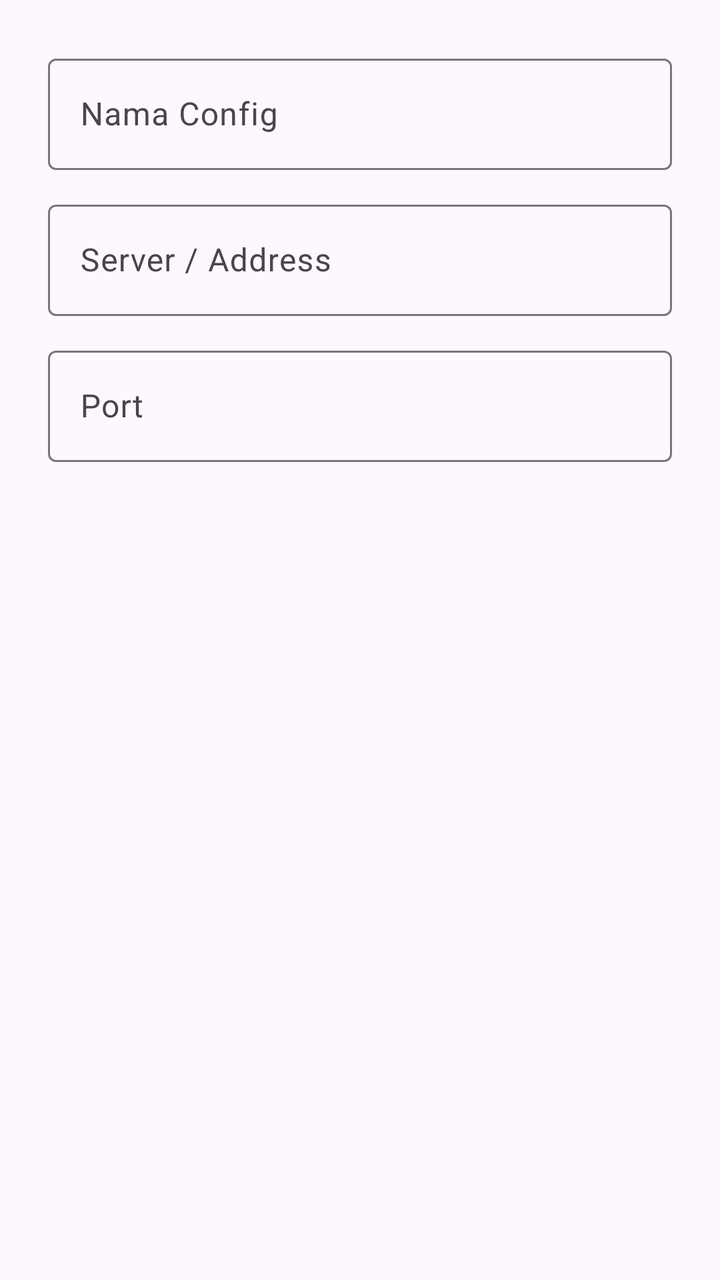
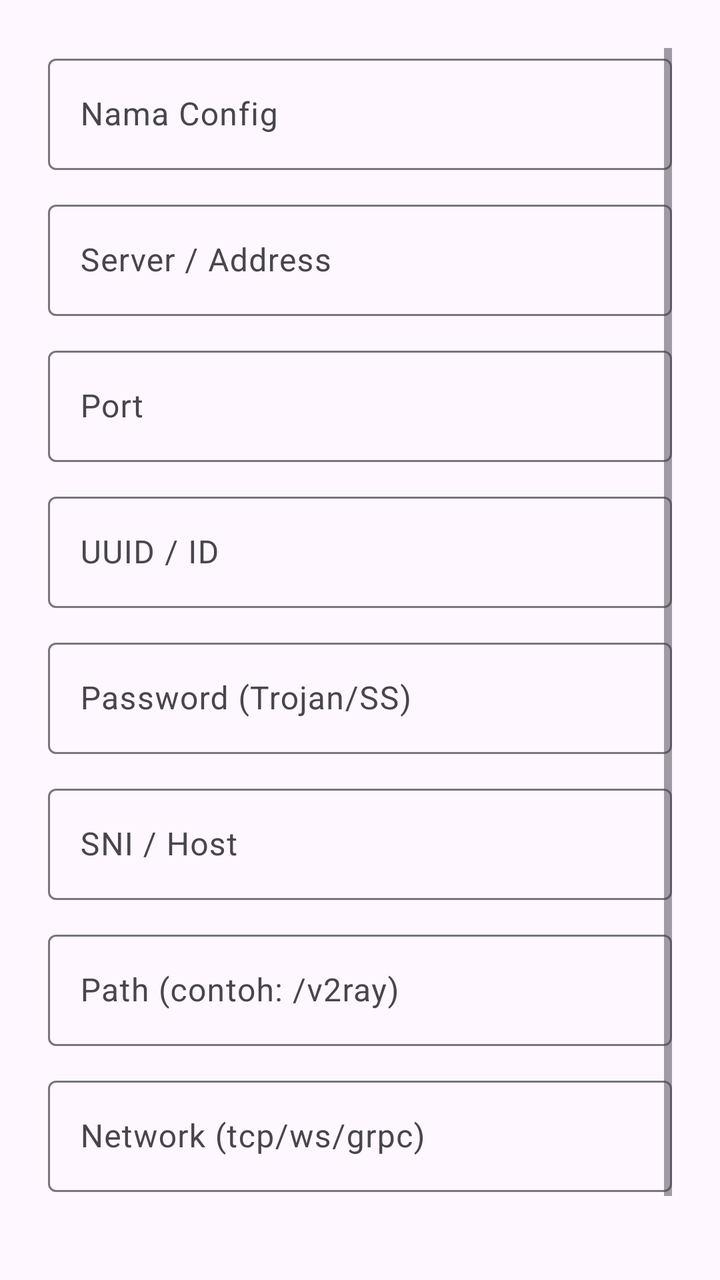

Screens rendered from an Android XML layout before and after an edit, with the pre-edit source and the edit as a unified diff.
<!-- AndroidManifest.xml: application theme Theme.XaillaClass -->
<!-- res/layout/dialog_edit_config.xml -->
<?xml version="1.0" encoding="utf-8"?>
<LinearLayout xmlns:android="http://schemas.android.com/apk/res/android"
    xmlns:app="http://schemas.android.com/apk/res-auto"
    android:layout_width="match_parent"
    android:layout_height="wrap_content"
    android:orientation="vertical"
    android:padding="24dp">

    <com.google.android.material.textfield.TextInputLayout
        android:layout_width="match_parent"
        android:layout_height="wrap_content"
        android:hint="Nama Config"
        app:boxBackgroundColor="?attr/colorSurface">
        <com.google.android.material.textfield.TextInputEditText
            android:id="@+id/etEditName"
            android:layout_width="match_parent"
            android:layout_height="wrap_content"/>
    </com.google.android.material.textfield.TextInputLayout>

    <com.google.android.material.textfield.TextInputLayout
        android:layout_width="match_parent"
        android:layout_height="wrap_content"
        android:layout_marginTop="12dp"
        android:hint="Server / Address"
        app:boxBackgroundColor="?attr/colorSurface">
        <com.google.android.material.textfield.TextInputEditText
            android:id="@+id/etEditAddress"
            android:layout_width="match_parent"
            android:layout_height="wrap_content"/>
    </com.google.android.material.textfield.TextInputLayout>

    <com.google.android.material.textfield.TextInputLayout
        android:layout_width="match_parent"
        android:layout_height="wrap_content"
        android:layout_marginTop="12dp"
        android:hint="Port"
        app:boxBackgroundColor="?attr/colorSurface">
        <com.google.android.material.textfield.TextInputEditText
            android:id="@+id/etEditPort"
            android:layout_width="match_parent"
            android:layout_height="wrap_content"
            android:inputType="number"/>
    </com.google.android.material.textfield.TextInputLayout>
</LinearLayout>
<!-- resources referenced by this layout -->
<resources>
  <style name="Theme.XaillaClass" parent="Theme.Material3.DayNight.NoActionBar">
          <item name="colorPrimary">#2563EB</item>
          <item name="android:statusBarColor">@android:color/transparent</item>
          <item name="android:windowLightStatusBar">true</item>
      </style>
</resources>

<!-- the commit's change to res/layout/dialog_edit_config.xml (unified diff, before → after) -->
@@ -1,44 +1,76 @@
 <?xml version="1.0" encoding="utf-8"?>
-<LinearLayout xmlns:android="http://schemas.android.com/apk/res/android"
+<ScrollView xmlns:android="http://schemas.android.com/apk/res/android"
     xmlns:app="http://schemas.android.com/apk/res-auto"
     android:layout_width="match_parent"
     android:layout_height="wrap_content"
-    android:orientation="vertical"
     android:padding="24dp">
 
-    <com.google.android.material.textfield.TextInputLayout
+    <LinearLayout
         android:layout_width="match_parent"
         android:layout_height="wrap_content"
-        android:hint="Nama Config"
-        app:boxBackgroundColor="?attr/colorSurface">
-        <com.google.android.material.textfield.TextInputEditText
-            android:id="@+id/etEditName"
-            android:layout_width="match_parent"
-            android:layout_height="wrap_content"/>
-    </com.google.android.material.textfield.TextInputLayout>
+        android:orientation="vertical">
 
-    <com.google.android.material.textfield.TextInputLayout
-        android:layout_width="match_parent"
-        android:layout_height="wrap_content"
-        android:layout_marginTop="12dp"
-        android:hint="Server / Address"
-        app:boxBackgroundColor="?attr/colorSurface">
-        <com.google.android.material.textfield.TextInputEditText
-            android:id="@+id/etEditAddress"
-            android:layout_width="match_parent"
-            android:layout_height="wrap_content"/>
-    </com.google.android.material.textfield.TextInputLayout>
+        <com.google.android.material.textfield.TextInputLayout
+            android:layout_width="match_parent" android:layout_height="wrap_content"
+            android:hint="Nama Config" app:boxBackgroundColor="?attr/colorSurface">
+            <com.google.android.material.textfield.TextInputEditText
+                android:id="@+id/etEditName" android:layout_width="match_parent" android:layout_height="wrap_content"/>
+        </com.google.android.material.textfield.TextInputLayout>
 
-    <com.google.android.material.textfield.TextInputLayout
-        android:layout_width="match_parent"
-        android:layout_height="wrap_content"
-        android:layout_marginTop="12dp"
-        android:hint="Port"
-        app:boxBackgroundColor="?attr/colorSurface">
-        <com.google.android.material.textfield.TextInputEditText
-            android:id="@+id/etEditPort"
-            android:layout_width="match_parent"
-            android:layout_height="wrap_content"
-            android:inputType="number"/>
-    </com.google.android.material.textfield.TextInputLayout>
-</LinearLayout>
+        <com.google.android.material.textfield.TextInputLayout
+            android:layout_width="match_parent" android:layout_height="wrap_content"
+            android:layout_marginTop="12dp" android:hint="Server / Address" app:boxBackgroundColor="?attr/colorSurface">
+            <com.google.android.material.textfield.TextInputEditText
+                android:id="@+id/etEditAddress" android:layout_width="match_parent" android:layout_height="wrap_content"/>
+        </com.google.android.material.textfield.TextInputLayout>
+
+        <com.google.android.material.textfield.TextInputLayout
+            android:layout_width="match_parent" android:layout_height="wrap_content"
+            android:layout_marginTop="12dp" android:hint="Port" app:boxBackgroundColor="?attr/colorSurface">
+            <com.google.android.material.textfield.TextInputEditText
+                android:id="@+id/etEditPort" android:layout_width="match_parent" android:layout_height="wrap_content" android:inputType="number"/>
+        </com.google.android.material.textfield.TextInputLayout>
+
+        
+        <com.google.android.material.textfield.TextInputLayout
+            android:layout_width="match_parent" android:layout_height="wrap_content"
+            android:layout_marginTop="12dp" android:hint="UUID / ID" app:boxBackgroundColor="?attr/colorSurface">
+            <com.google.android.material.textfield.TextInputEditText
+                android:id="@+id/etEditUuid" android:layout_width="match_parent" android:layout_height="wrap_content"/>
+        </com.google.android.material.textfield.TextInputLayout>
+
+        <com.google.android.material.textfield.TextInputLayout
+            android:layout_width="match_parent" android:layout_height="wrap_content"
+            android:layout_marginTop="12dp" android:hint="Password (Trojan/SS)" app:boxBackgroundColor="?attr/colorSurface">
+            <com.google.android.material.textfield.TextInputEditText
+                android:id="@+id/etEditPassword" android:layout_width="match_parent" android:layout_height="wrap_content"/>
+        </com.google.android.material.textfield.TextInputLayout>
+
+        <com.google.android.material.textfield.TextInputLayout
+            android:layout_width="match_parent" android:layout_height="wrap_content"
+            android:layout_marginTop="12dp" android:hint="SNI / Host" app:boxBackgroundColor="?attr/colorSurface">
+            <com.google.android.material.textfield.TextInputEditText
+                android:id="@+id/etEditSni" android:layout_width="match_parent" android:layout_height="wrap_content"/>
+        </com.google.android.material.textfield.TextInputLayout>
+
+        <com.google.android.material.textfield.TextInputLayout
+            android:layout_width="match_parent" android:layout_height="wrap_content"
+            android:layout_marginTop="12dp" android:hint="Path (contoh: /v2ray)" app:boxBackgroundColor="?attr/colorSurface">
+            <com.google.android.material.textfield.TextInputEditText
+                android:id="@+id/etEditPath" android:layout_width="match_parent" android:layout_height="wrap_content"/>
+        </com.google.android.material.textfield.TextInputLayout>
+
+        <com.google.android.material.textfield.TextInputLayout
+            android:layout_width="match_parent" android:layout_height="wrap_content"
+            android:layout_marginTop="12dp" android:hint="Network (tcp/ws/grpc)" app:boxBackgroundColor="?attr/colorSurface">
+            <com.google.android.material.textfield.TextInputEditText
+                android:id="@+id/etEditNetwork" android:layout_width="match_parent" android:layout_height="wrap_content"/>
+        </com.google.android.material.textfield.TextInputLayout>
+
+        <com.google.android.material.switchmaterial.SwitchMaterial
+            android:id="@+id/switchEditTls"
+            android:layout_width="match_parent" android:layout_height="wrap_content"
+            android:layout_marginTop="16dp" android:text="Gunakan TLS"
+            android:textColor="?android:attr/textColorPrimary" />
+    </LinearLayout>
+</ScrollView>
